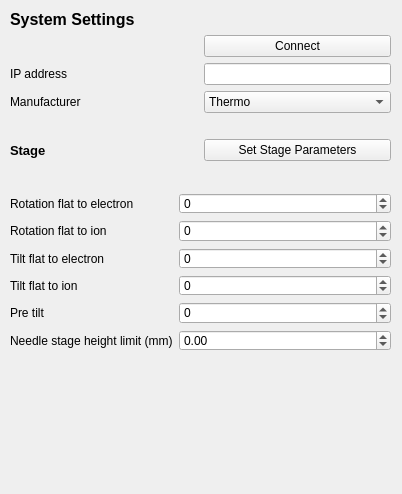
Above: fibsem/ui/qtdesigner_files/FibsemSystemSetupWidget.ui from DeMarcoLab/fibsem before the change. Below: the same form after it.
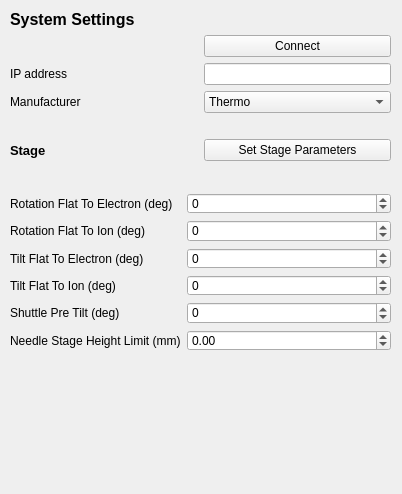
That is the form after the change.

Patch:
```diff
--- a/fibsem/ui/qtdesigner_files/FibsemSystemSetupWidget.ui
+++ b/fibsem/ui/qtdesigner_files/FibsemSystemSetupWidget.ui
@@ -112,7 +112,7 @@
       <item row="1" column="0">
        <widget class="QLabel" name="rotationFlatToElectronLabel">
         <property name="text">
-         <string>Rotation flat to electron</string>
+         <string>Rotation Flat To Electron (deg)</string>
         </property>
        </widget>
       </item>
@@ -129,7 +129,7 @@
       <item row="2" column="0">
        <widget class="QLabel" name="rotationFlatToIonLabel">
         <property name="text">
-         <string>Rotation flat to ion</string>
+         <string>Rotation Flat To Ion (deg)</string>
         </property>
        </widget>
       </item>
@@ -146,7 +146,7 @@
       <item row="3" column="0">
        <widget class="QLabel" name="tiltFlatToElectronLabel">
         <property name="text">
-         <string>Tilt flat to electron</string>
+         <string>Tilt Flat To Electron (deg)</string>
         </property>
        </widget>
       </item>
@@ -163,7 +163,7 @@
       <item row="4" column="0">
        <widget class="QLabel" name="tiltFlatToIonLabel">
         <property name="text">
-         <string>Tilt flat to ion</string>
+         <string>Tilt Flat To Ion (deg)</string>
         </property>
        </widget>
       </item>
@@ -180,7 +180,7 @@
       <item row="5" column="0">
        <widget class="QLabel" name="preTiltLabel">
         <property name="text">
-         <string>Pre tilt</string>
+         <string>Shuttle Pre Tilt (deg)</string>
         </property>
        </widget>
       </item>
@@ -197,7 +197,7 @@
       <item row="6" column="0">
        <widget class="QLabel" name="needleStageHeightLimitnMmLabel">
         <property name="text">
-         <string>Needle stage height limit (mm)</string>
+         <string>Needle Stage Height Limit (mm)</string>
         </property>
        </widget>
       </item>
```
